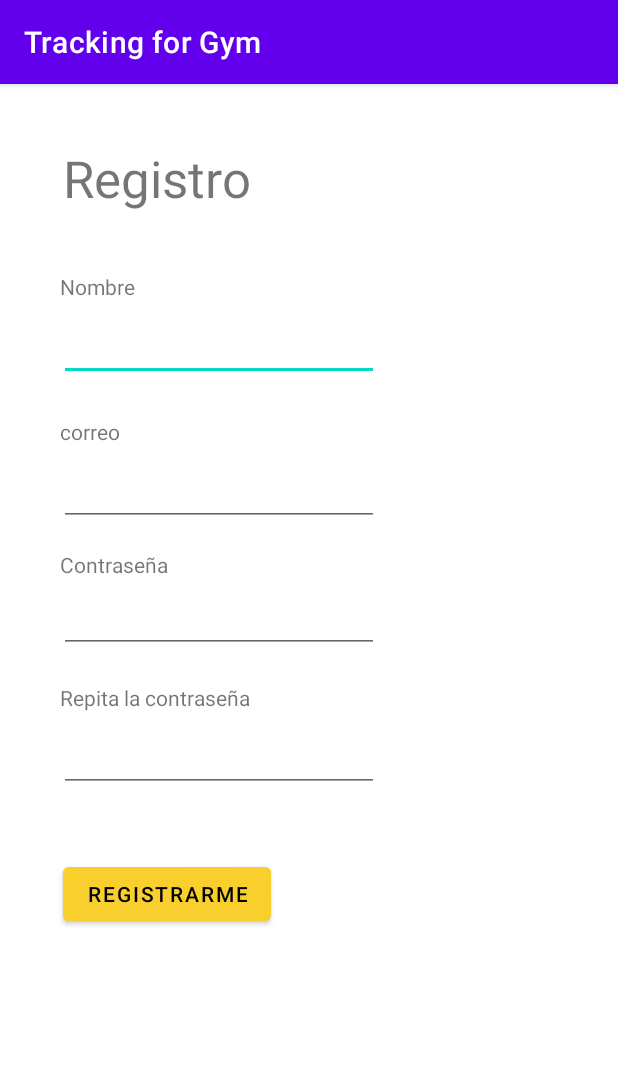
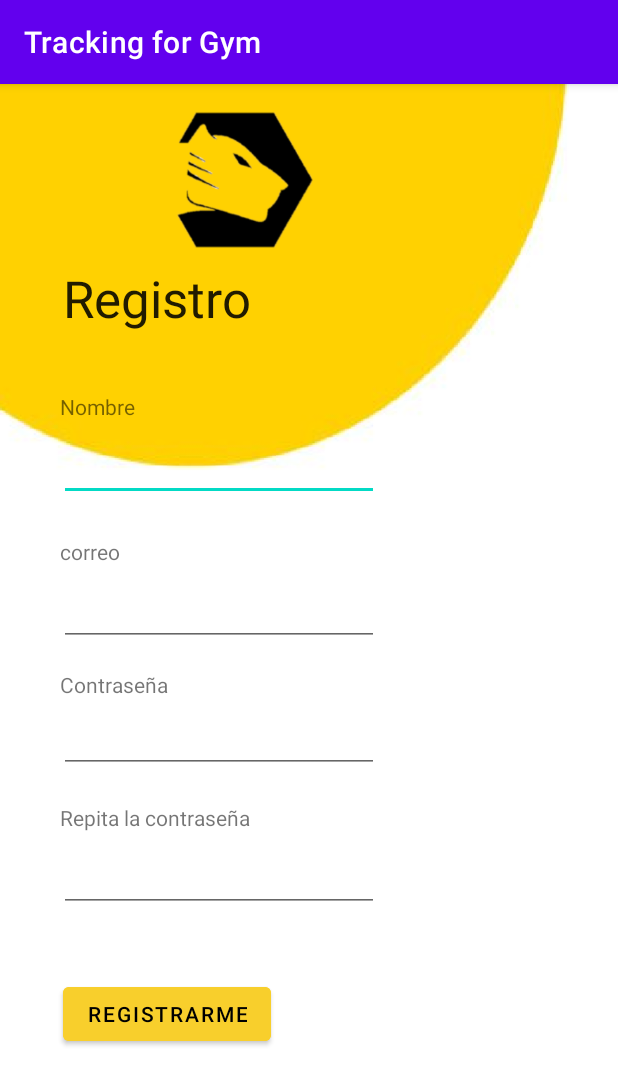
Before and after one commit to danielavelosar/training-for-gym-app, an Android app: the Registro screen opened directly, with no data from a screen before it, on a phone screen of 412 x 824 dp. Shown: the top 1085 px of the screen. Run offline under Robolectric (Android 15) with nearby library versions, the phone set to English and light mode, and no system bars.

Commit message:
[update] interfaz login y registro

```diff
--- a/app/src/main/res/layout/activity_registro.xml
+++ b/app/src/main/res/layout/activity_registro.xml
@@ -1,126 +1,25 @@
-<?xml version="1.0" encoding="utf-8"?>
-<androidx.constraintlayout.widget.ConstraintLayout xmlns:android="http://schemas.android.com/apk/res/android"
-    xmlns:app="http://schemas.android.com/apk/res-auto"
-    xmlns:tools="http://schemas.android.com/tools"
-    android:layout_width="match_parent"
-    android:layout_height="match_parent"
-    tools:context=".Registro">
+<?xml version="1.0" encoding="UTF-8"?>
 
-    <TextView
-        android:id="@+id/titulo_registro"
-        android:layout_width="wrap_content"
-        android:layout_height="wrap_content"
-        android:layout_marginTop="40dp"
-        android:text="Registro"
-        android:textSize="34sp"
-        app:layout_constraintEnd_toEndOf="parent"
-        app:layout_constraintHorizontal_bias="0.147"
-        app:layout_constraintStart_toStartOf="parent"
-        app:layout_constraintTop_toTopOf="parent" />
+    <androidx.constraintlayout.widget.ConstraintLayout tools:context=".Registro" android:background="@drawable/fondo_reg" android:layout_height="match_parent" android:layout_width="match_parent" xmlns:tools="http://schemas.android.com/tools" xmlns:app="http://schemas.android.com/apk/res-auto" xmlns:android="http://schemas.android.com/apk/res/android">
 
-    <TextView
-        android:id="@+id/registro_nombre_titulo"
-        android:layout_width="wrap_content"
-        android:layout_height="wrap_content"
-        android:layout_marginTop="40dp"
-        android:text="Nombre"
-        app:layout_constraintEnd_toEndOf="parent"
-        app:layout_constraintHorizontal_bias="0.111"
-        app:layout_constraintStart_toStartOf="parent"
-        app:layout_constraintTop_toBottomOf="@+id/titulo_registro" />
+    <TextView android:layout_height="wrap_content" android:layout_width="wrap_content" app:layout_constraintTop_toTopOf="parent" app:layout_constraintStart_toStartOf="parent" app:layout_constraintHorizontal_bias="0.147" app:layout_constraintEnd_toEndOf="parent" android:textSize="34sp" android:textAppearance="@style/TextAppearance.AppCompat.Body1" android:text="Registro" android:layout_marginTop="120dp" style="@style/Widget.MaterialComponents.TextView" android:id="@+id/titulo_registro"/>
 
-    <TextView
-        android:id="@+id/registro_correo_titulo"
-        android:layout_width="wrap_content"
-        android:layout_height="wrap_content"
-        android:layout_marginTop="24dp"
-        android:text="correo"
-        app:layout_constraintEnd_toEndOf="parent"
-        app:layout_constraintHorizontal_bias="0.108"
-        app:layout_constraintStart_toStartOf="parent"
-        app:layout_constraintTop_toBottomOf="@+id/registro_nombre" />
+    <TextView android:layout_height="wrap_content" android:layout_width="wrap_content" app:layout_constraintStart_toStartOf="parent" app:layout_constraintHorizontal_bias="0.111" app:layout_constraintEnd_toEndOf="parent" android:text="Nombre" android:layout_marginTop="40dp" android:id="@+id/registro_nombre_titulo" app:layout_constraintTop_toBottomOf="@+id/titulo_registro"/>
 
-    <TextView
-        android:id="@+id/registro_clave_titulo"
-        android:layout_width="wrap_content"
-        android:layout_height="wrap_content"
-        android:layout_marginTop="16dp"
-        android:text="Contraseña"
-        app:layout_constraintEnd_toEndOf="parent"
-        app:layout_constraintHorizontal_bias="0.117"
-        app:layout_constraintStart_toStartOf="parent"
-        app:layout_constraintTop_toBottomOf="@+id/registro_correo" />
+    <TextView android:layout_height="wrap_content" android:layout_width="wrap_content" app:layout_constraintStart_toStartOf="parent" app:layout_constraintHorizontal_bias="0.108" app:layout_constraintEnd_toEndOf="parent" android:text="correo" android:layout_marginTop="24dp" android:id="@+id/registro_correo_titulo" app:layout_constraintTop_toBottomOf="@+id/registro_nombre"/>
 
-    <TextView
-        android:id="@+id/registro_clave0_titulo"
-        android:layout_width="wrap_content"
-        android:layout_height="wrap_content"
-        android:layout_marginTop="20dp"
-        android:text="Repita la contraseña"
-        app:layout_constraintEnd_toEndOf="parent"
-        app:layout_constraintHorizontal_bias="0.141"
-        app:layout_constraintStart_toStartOf="parent"
-        app:layout_constraintTop_toBottomOf="@+id/registroClave" />
+    <TextView android:layout_height="wrap_content" android:layout_width="wrap_content" app:layout_constraintStart_toStartOf="parent" app:layout_constraintHorizontal_bias="0.117" app:layout_constraintEnd_toEndOf="parent" android:text="Contraseña" android:layout_marginTop="16dp" android:id="@+id/registro_clave_titulo" app:layout_constraintTop_toBottomOf="@+id/registro_correo"/>
 
-    <EditText
-        android:id="@+id/registro_nombre"
-        android:layout_width="wrap_content"
-        android:layout_height="wrap_content"
-        android:layout_marginTop="8dp"
-        android:ems="10"
-        android:inputType="textPersonName"
-        app:layout_constraintEnd_toEndOf="parent"
-        app:layout_constraintHorizontal_bias="0.199"
-        app:layout_constraintStart_toStartOf="parent"
-        app:layout_constraintTop_toBottomOf="@+id/registro_nombre_titulo" />
+    <TextView android:layout_height="wrap_content" android:layout_width="wrap_content" app:layout_constraintStart_toStartOf="parent" app:layout_constraintHorizontal_bias="0.141" app:layout_constraintEnd_toEndOf="parent" android:text="Repita la contraseña" android:layout_marginTop="20dp" android:id="@+id/registro_clave0_titulo" app:layout_constraintTop_toBottomOf="@+id/registroClave"/>
 
-    <EditText
-        android:id="@+id/registro_correo"
-        android:layout_width="wrap_content"
-        android:layout_height="wrap_content"
-        android:layout_marginTop="8dp"
-        android:ems="10"
-        android:inputType="textEmailAddress"
-        app:layout_constraintEnd_toEndOf="parent"
-        app:layout_constraintHorizontal_bias="0.199"
-        app:layout_constraintStart_toStartOf="parent"
-        app:layout_constraintTop_toBottomOf="@+id/registro_correo_titulo" />
+    <EditText android:layout_height="wrap_content" android:layout_width="wrap_content" app:layout_constraintStart_toStartOf="parent" app:layout_constraintHorizontal_bias="0.199" app:layout_constraintEnd_toEndOf="parent" android:layout_marginTop="8dp" android:id="@+id/registro_nombre" app:layout_constraintTop_toBottomOf="@+id/registro_nombre_titulo" android:inputType="textPersonName" android:ems="10"/>
 
-    <EditText
-        android:id="@+id/registroClave"
-        android:layout_width="wrap_content"
-        android:layout_height="wrap_content"
-        android:layout_marginTop="4dp"
-        android:ems="10"
-        android:inputType="textPassword"
-        app:layout_constraintEnd_toEndOf="parent"
-        app:layout_constraintHorizontal_bias="0.199"
-        app:layout_constraintStart_toStartOf="parent"
-        app:layout_constraintTop_toBottomOf="@+id/registro_clave_titulo" />
+    <EditText android:layout_height="wrap_content" android:layout_width="wrap_content" app:layout_constraintStart_toStartOf="parent" app:layout_constraintHorizontal_bias="0.199" app:layout_constraintEnd_toEndOf="parent" android:layout_marginTop="8dp" android:id="@+id/registro_correo" app:layout_constraintTop_toBottomOf="@+id/registro_correo_titulo" android:inputType="textEmailAddress" android:ems="10"/>
 
-    <EditText
-        android:id="@+id/registroClave0"
-        android:layout_width="wrap_content"
-        android:layout_height="wrap_content"
-        android:layout_marginTop="8dp"
-        android:ems="10"
-        android:inputType="textPassword"
-        app:layout_constraintEnd_toEndOf="parent"
-        app:layout_constraintHorizontal_bias="0.199"
-        app:layout_constraintStart_toStartOf="parent"
-        app:layout_constraintTop_toBottomOf="@+id/registro_clave0_titulo" />
+    <EditText android:layout_height="wrap_content" android:layout_width="wrap_content" app:layout_constraintStart_toStartOf="parent" app:layout_constraintHorizontal_bias="0.199" app:layout_constraintEnd_toEndOf="parent" android:layout_marginTop="4dp" android:id="@+id/registroClave" app:layout_constraintTop_toBottomOf="@+id/registro_clave_titulo" android:inputType="textPassword" android:ems="10"/>
 
-    <Button
-        android:id="@+id/btnRegistroUsuario"
-        android:layout_width="wrap_content"
-        android:layout_height="wrap_content"
-        android:layout_marginTop="44dp"
-        android:backgroundTint="@color/amarillo_Base"
-        android:onClick="addUser"
-        android:text="Registrarme"
-        android:textColor="@color/black"
-        app:layout_constraintEnd_toEndOf="parent"
-        app:layout_constraintHorizontal_bias="0.154"
-        app:layout_constraintStart_toStartOf="parent"
-        app:layout_constraintTop_toBottomOf="@+id/registroClave0" />
+    <EditText android:layout_height="wrap_content" android:layout_width="wrap_content" app:layout_constraintStart_toStartOf="parent" app:layout_constraintHorizontal_bias="0.199" app:layout_constraintEnd_toEndOf="parent" android:layout_marginTop="8dp" android:id="@+id/registroClave0" app:layout_constraintTop_toBottomOf="@+id/registro_clave0_titulo" android:inputType="textPassword" android:ems="10"/>
+
+    <Button android:layout_height="wrap_content" android:layout_width="wrap_content" app:layout_constraintStart_toStartOf="parent" app:layout_constraintHorizontal_bias="0.154" app:layout_constraintEnd_toEndOf="parent" android:text="Registrarme" android:layout_marginTop="44dp" android:id="@+id/btnRegistroUsuario" app:layout_constraintTop_toBottomOf="@+id/registroClave0" android:textColor="@color/black" android:onClick="addUser" android:backgroundTint="@color/amarillo_Base"/>
+
 </androidx.constraintlayout.widget.ConstraintLayout>
```
Also changed, not shown: app/src/main/res/layout/activity_login.xml (+7 -54 lines), app/src/main/res/layout/activity_main.xml (+6 -22 lines), app/src/main/res/layout/app_bar_main.xml (+16 -59 lines), app/src/main/res/drawable/fondo_prev.png (added), app/src/main/res/drawable/fondo_reg.png (added).
